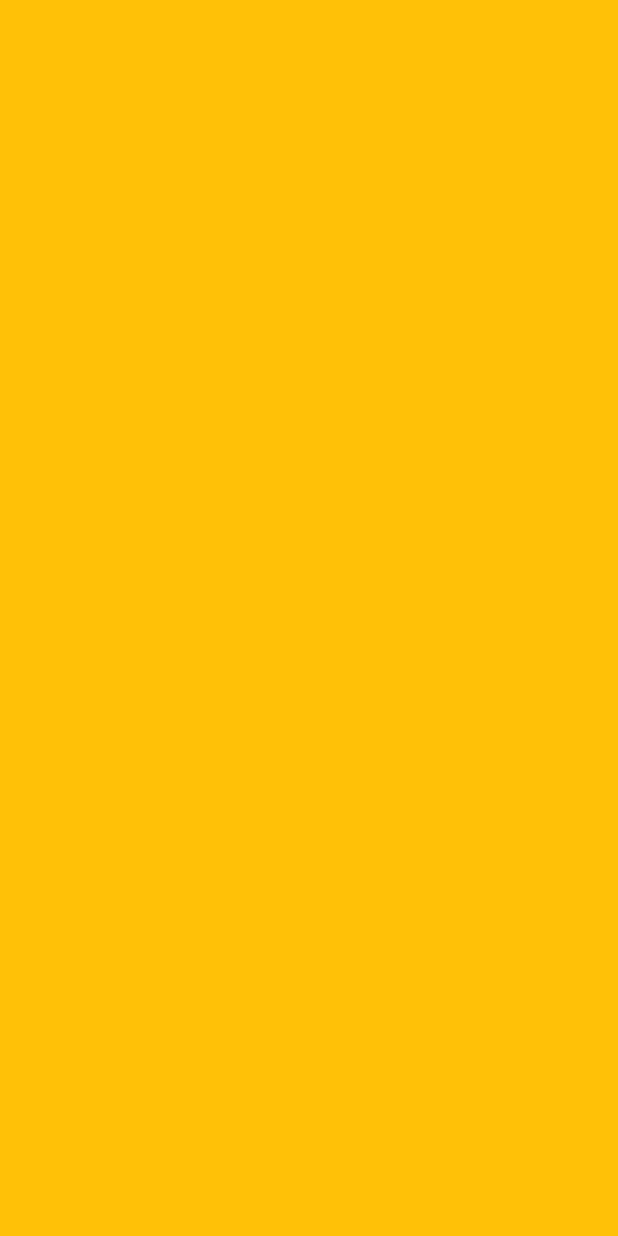
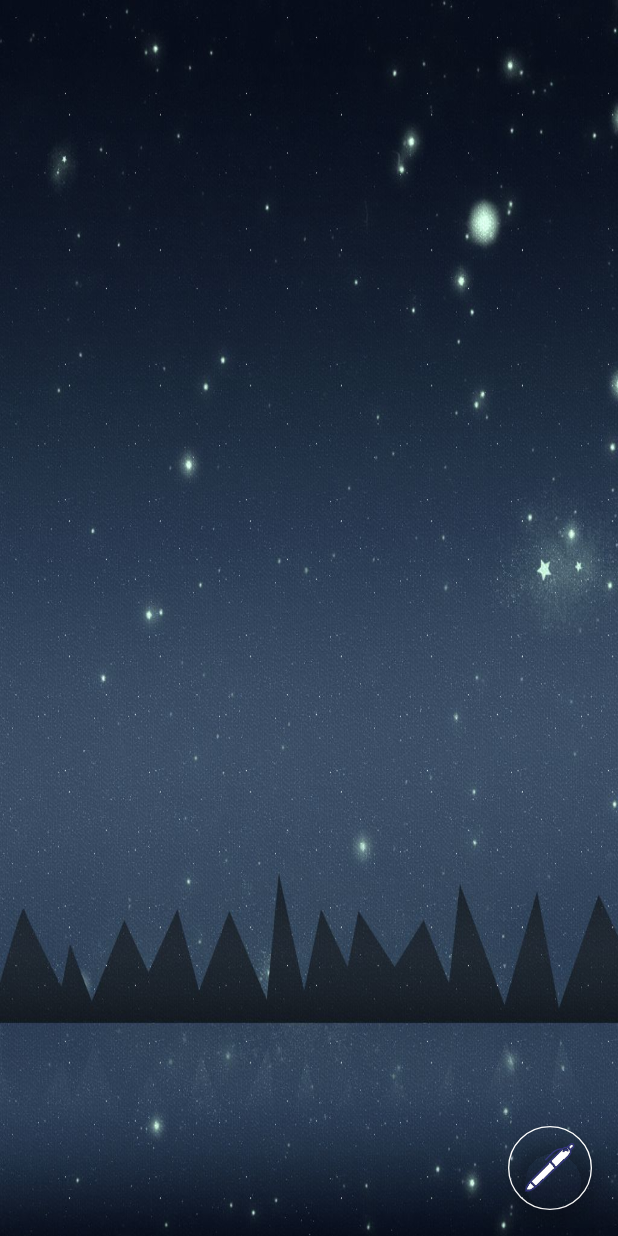
Before and after one commit to Valeria-Kuzina/TherapyDiariesZZ, an Android app: the DiaryActivity screen opened directly, with no data from a screen before it, on a phone screen of 412 x 824 dp. Before the commit the screen is empty. Run offline under Robolectric (Android 15) with nearby library versions, the phone set to English and light mode, and no system bars; 4 statements that could not run were skipped.

Commit message:
почти все

```diff
--- a/app/src/main/java/com/example/therapydiaries/DBHelper.java
+++ b/app/src/main/java/com/example/therapydiaries/DBHelper.java
@@ -14,7 +14,7 @@ import java.io.OutputStream;
 public class DBHelper extends SQLiteOpenHelper {
     private static String DB_NAME = "therapydiaries.db";
     private static String DB_PATH = "";
-    private static final int DB_VERSION = 3;
+    private static final int DB_VERSION = 4;
 
     private SQLiteDatabase mDataBase;
     private final Context mContext;
--- a/app/src/main/java/com/example/therapydiaries/DiaryActivity.java
+++ b/app/src/main/java/com/example/therapydiaries/DiaryActivity.java
@@ -2,13 +2,61 @@ package com.example.therapydiaries;
 
 import androidx.appcompat.app.AppCompatActivity;
 
+import android.content.Intent;
+import android.database.Cursor;
+import android.database.sqlite.SQLiteDatabase;
 import android.os.Bundle;
+import android.widget.ArrayAdapter;
+import android.widget.ListView;
+
+import com.google.android.material.floatingactionbutton.FloatingActionButton;
+
+import java.util.ArrayList;
 
 public class DiaryActivity extends AppCompatActivity {
+
+    private static final String TAG = "DiaryActivity";
+    ArrayList<String> rows;
+    ListView list;
+    SQLiteDatabase mDb;
+    String diaryType;
+    int userId;
+    FloatingActionButton createRow;
 
     @Override
     protected void onCreate(Bundle savedInstanceState) {
         super.onCreate(savedInstanceState);
         setContentView(R.layout.activity_diary);
+        diaryType = getIntent().getStringExtra("diary_type");
+        list = findViewById(R.id.list_diary);
+        createRow = findViewById(R.id.button_new_row);
+        mDb = ((MyApplication) this.getApplication()).getmDBHelper().getWritableDatabase();
+        userId = ((MyApplication) this.getApplication()).getUserId();
+        createRow.setOnClickListener(v -> newRowClicked());
+    }
+
+    private void newRowClicked() {
+        Intent intent = new Intent(DiaryActivity.this, CreateRowActivity.class);
+        intent.putExtra("diary_type", diaryType);
+        startActivity(intent);
+    }
+
+    @Override
+    protected void onResume() {
+        initRows();
+        ArrayAdapter<String> adapter = new ArrayAdapter<>(this, android.R.layout.simple_list_item_1, rows);
+        list.setAdapter(adapter);
+        super.onResume();
+    }
+
+    private void initRows() {
+        Cursor cursor = mDb.rawQuery("select * from " + diaryType + " where user_id = ?;",
+                new String[]{"" + userId} );
+        rows = new ArrayList<>();
+        int indexText = cursor.getColumnIndex("Text");
+        while (cursor.moveToNext()) {
+            rows.add(cursor.getString(indexText));
+        }
+        cursor.close();
     }
 }
--- a/app/src/main/res/layout/activity_diary.xml
+++ b/app/src/main/res/layout/activity_diary.xml
@@ -1,9 +1,21 @@
 <?xml version="1.0" encoding="utf-8"?>
-<androidx.constraintlayout.widget.ConstraintLayout xmlns:android="http://schemas.android.com/apk/res/android"
+<RelativeLayout xmlns:android="http://schemas.android.com/apk/res/android"
     xmlns:app="http://schemas.android.com/apk/res-auto"
     xmlns:tools="http://schemas.android.com/tools"
     android:layout_width="match_parent"
     android:layout_height="match_parent"
     tools:context=".DiaryActivity">
 
-</androidx.constraintlayout.widget.ConstraintLayout>
+    <ListView
+        android:id="@+id/list_diary"
+        android:layout_width="match_parent"
+        android:layout_height="wrap_content"/>
+
+    <com.google.android.material.floatingactionbutton.FloatingActionButton
+        android:id="@+id/button_new_row"
+        android:layout_width="wrap_content"
+        android:layout_height="wrap_content"
+        style="@style/MyFloatButton" />
+
+
+</RelativeLayout>
--- a/app/src/main/res/layout/activity_signup.xml
+++ b/app/src/main/res/layout/activity_signup.xml
@@ -3,8 +3,7 @@
     xmlns:android="http://schemas.android.com/apk/res/android"
     android:layout_width="fill_parent"
     android:layout_height="fill_parent"
-    android:fitsSystemWindows="true"
-    android:background="@drawable/n1">
+    android:fitsSystemWindows="true">
 
     <LinearLayout
         android:orientation="vertical"
--- a/app/src/main/res/values/colors.xml
+++ b/app/src/main/res/values/colors.xml
@@ -1,8 +1,8 @@
 <?xml version="1.0" encoding="utf-8"?>
 <resources xmlns:tools="http://schemas.android.com/tools">
-    <color name="primary">#FFC107</color>
-    <color name="primary_dark">#FF9800</color>
-    <color name="primary_darker">#FF5722</color>
+    <color name="primary">#3D3788</color>
+    <color name="primary_dark">#2B265E</color>
+    <color name="primary_darker">#1E1B42</color>
     <color name="accent">#FFFFFF</color>
 
     <color name="black">#000000</color>
@@ -14,4 +14,6 @@
     <color name="base">#AAAAAA</color>
     <color name="iron">#CCCCCC</color>
     <color name="white">#FFFFFF</color>
+
+    <color name="colorTransparent">#00000000</color>
 </resources>
--- a/app/src/main/res/values/styles.xml
+++ b/app/src/main/res/values/styles.xml
@@ -10,7 +10,7 @@
         <item name="colorPrimaryDark">@color/primary_dark</item>
         <item name="colorAccent">@color/accent</item>
 
-        <item name="android:windowBackground">@color/primary</item>
+        <item name="android:windowBackground">@drawable/bg_1</item>
 
         <item name="colorControlNormal">@color/white</item>
         <item name="colorControlActivated">@color/white</item>
@@ -19,6 +19,19 @@
 
         <item name="colorButtonNormal">@color/primary_darker</item>
         <item name="android:colorButtonNormal" tools:targetApi="lollipop">@color/primary_darker</item>
+    </style>
+
+    <style name="MyDialogTheme" parent="Theme.AppCompat.Dialog">
+        <item name="colorAccent">@color/accent</item>
+        <item name="colorPrimaryDark">@color/accent</item>
+        <item name="colorPrimary">@color/accent</item>
+        <!--        <item name="android:background">@color/colorTransparent</item>-->
+        <item name="android:colorBackground">@color/colorTransparent</item>
+        <item name="android:backgroundDimAmount">0.74</item>
+        <item name="android:textColor">@color/accent</item>
+        <item name="android:textColorHint">@color/iron</item>
+        <item name="colorControlNormal">@color/white</item>
+        <!--        <item name="android:backgroundTint">@drawable/background_card_1</item>-->
     </style>
 
     <style name="AppTheme.Dark.Dialog" parent="Theme.AppCompat.Dialog">
@@ -43,4 +56,14 @@
         <item name="android:textColor">@color/accent</item>
     </style>
 
+    <style name="MyFloatButton">
+        <item name="android:layout_margin">17dp</item>
+        <item name="maxImageSize">38dp</item>
+        <item name="srcCompat">@drawable/pencil_white</item>
+        <item name="android:clickable">true</item>
+        <item name="android:backgroundTint" tools:targetApi="lollipop">@color/colorTransparent</item>
+        <item name="android:layout_alignParentEnd" tools:targetApi="jelly_bean_mr1">true</item>
+        <item name="android:layout_alignParentBottom">true</item>
+    </style>
+
 </resources>
```
Also changed, not shown: app/src/main/AndroidManifest.xml (+10 -3 lines), app/src/main/java/com/example/therapydiaries/CreateRowActivity.java (added, +50 -0 lines), app/src/main/java/com/example/therapydiaries/MainActivity.java (+31 -9 lines), app/src/main/res/layout/activity_create_row.xml (added, +43 -0 lines), app/src/main/res/drawable-v24/bg_1.jpg (added), app/src/main/res/drawable-v24/ico.png (added), app/src/main/res/drawable-v24/pencil.png (added), app/src/main/res/drawable-v24/pencil_white.png (added), app/src/main/res/raw/therapydiares.db.
